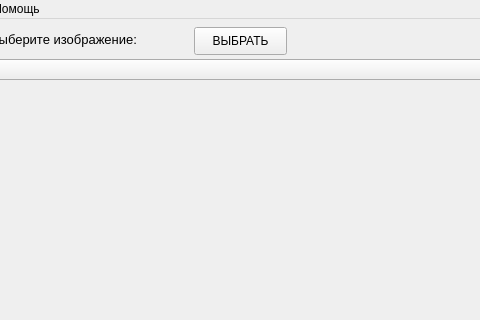
The window that files/main_window_2.ui (Mooro869/PhotoCollection) describes before a commit, drawn with Qt 5; both pictures show x 310 to 790 and y 0 to 320 of the 1000 by 608 pixel window.
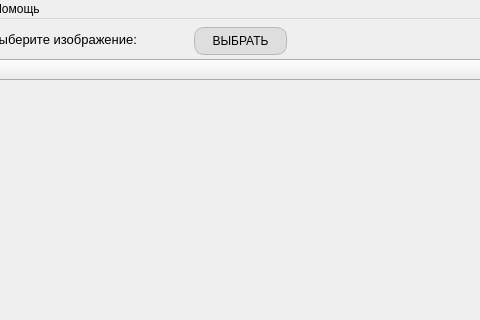
The same window after the commit.

Patch:
```diff
--- a/files/main_window_2.ui
+++ b/files/main_window_2.ui
@@ -110,6 +110,15 @@
       <height>28</height>
      </rect>
     </property>
+    <property name="styleSheet">
+     <string notr="true"> background-color: rgba(220, 220, 220, 0.9);  /* Светло-серый фон */
+                color: black;                               /* Черный текст */
+                border-radius: 10px;                        /* Закругление углов */
+                border: 1px solid rgba(180, 180, 180, 0.9); /* Серая рамка */
+                padding: 5px 10px;                         /* Внутренние отступы */
+                font-weight: 400;                          /* Жирный текст */ 
+</string>
+    </property>
     <property name="text">
      <string>ВЫБРАТЬ</string>
     </property>
```
